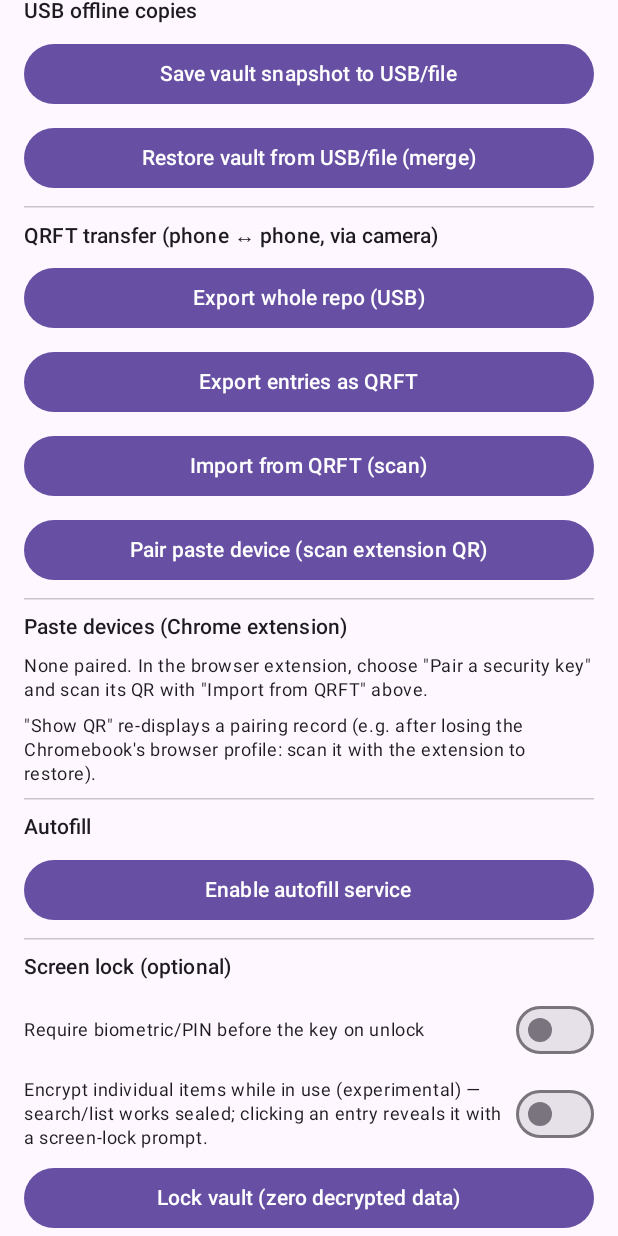
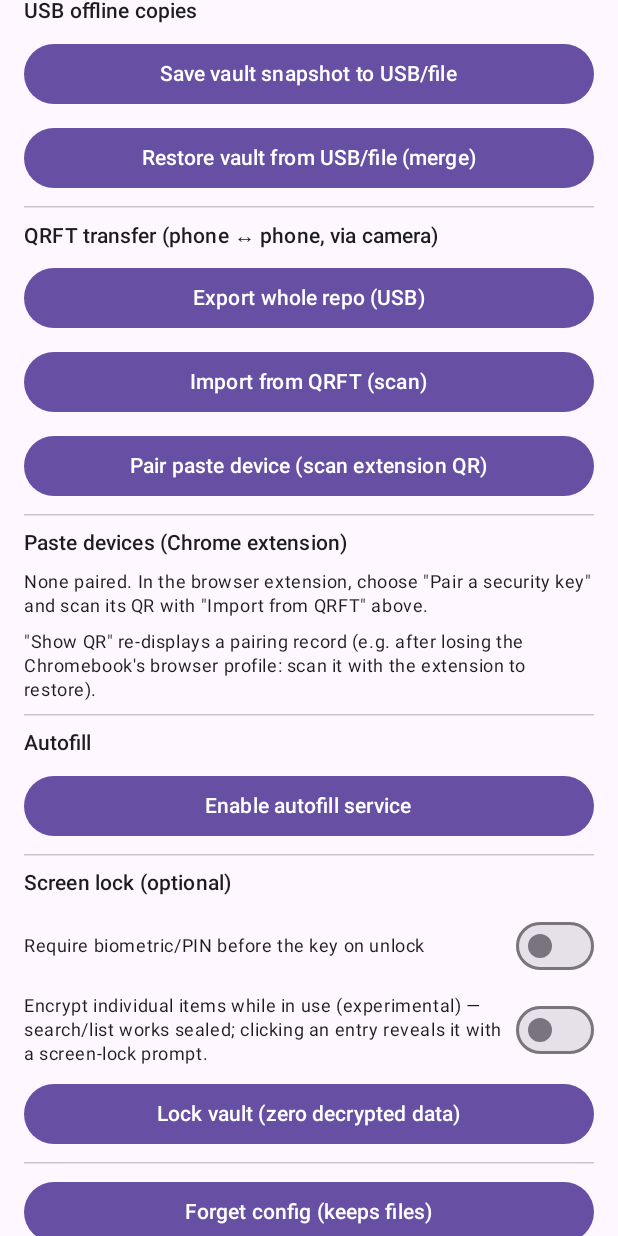
Before and after one commit to chrislengerich/offlinepass, an Android app built with Jetpack Compose: the composable SetupTabScreen called with empty values, scrolled down 1153 dp, on a phone screen of 412 x 824 dp. Run offline under Robolectric (Android 15) with nearby library versions, the phone set to English and light mode, and no system bars; libraries missing offline, so code that uses them is left out: com.jcraft.jsch, com.yubico.yubikit, org.bouncycastle.openpgp, org.eclipse.jgit; 14 statements that could not run were skipped.

Commit message:
the Setup's exports = ONE button: 'Export whole repo (USB)' — the QRFT entries-export button removed from Setup (the QRFT export = the entry detail's flow, unchanged); 148 tests green

```diff
--- a/android/app/src/main/java/com/offlinepass/app/MainActivity.kt
+++ b/android/app/src/main/java/com/offlinepass/app/MainActivity.kt
@@ -1751,7 +1751,6 @@ class MainActivity : androidx.activity.ComponentActivity() {
                     onExportBackupZip = {
                         backupExportLauncher.launch("offlinepass-backup.zip")
                     },
-                    onExportQrft = { screen = Screen.ExportPick },
                     onImportQrft = { cameraPermissionLauncher.launch(android.Manifest.permission.CAMERA) },
                     onPairDevice = { pairCameraLauncher.launch(android.Manifest.permission.CAMERA) },
                     onEnrollFromGithubKeys = { enrollFromGithubKeys() },
--- a/android/app/src/main/java/com/offlinepass/app/ui/SetupTab.kt
+++ b/android/app/src/main/java/com/offlinepass/app/ui/SetupTab.kt
@@ -48,7 +48,6 @@ fun SetupTabScreen(
     screenlockUnlockOn: Boolean = false,
     onScreenlockUnlockToggle: (Boolean) -> Unit = {},
     onLock: () -> Unit,
-    onExportQrft: () -> Unit,
     onExportBackupZip: () -> Unit = {},
     onImportQrft: () -> Unit,
     onPairDevice: () -> Unit = {},
@@ -375,9 +374,7 @@ fun SetupTabScreen(
         Button(onClick = onExportBackupZip, enabled = busy == null, modifier = Modifier.fillMaxWidth()) {
             Text("Export whole repo (USB)")
         }
-        Button(onClick = onExportQrft, enabled = busy == null, modifier = Modifier.fillMaxWidth()) {
-            Text("Export entries as QRFT")
-        }
+
         Button(onClick = onImportQrft, enabled = busy == null, modifier = Modifier.fillMaxWidth()) {
             Text("Import from QRFT (scan)")
         }
```
